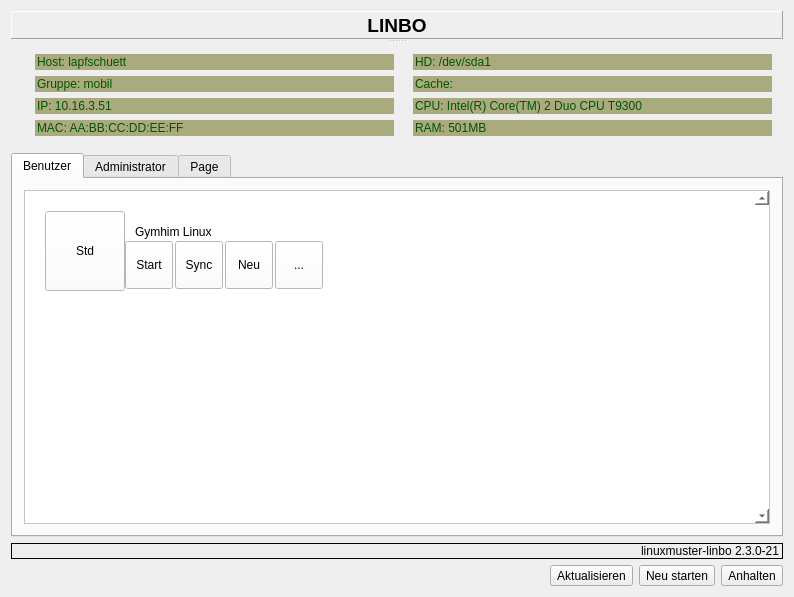
The window that linbo_gui/linboGUI.ui (linuxmuster/linuxmuster-linbo) describes before a commit, drawn with Qt 5.
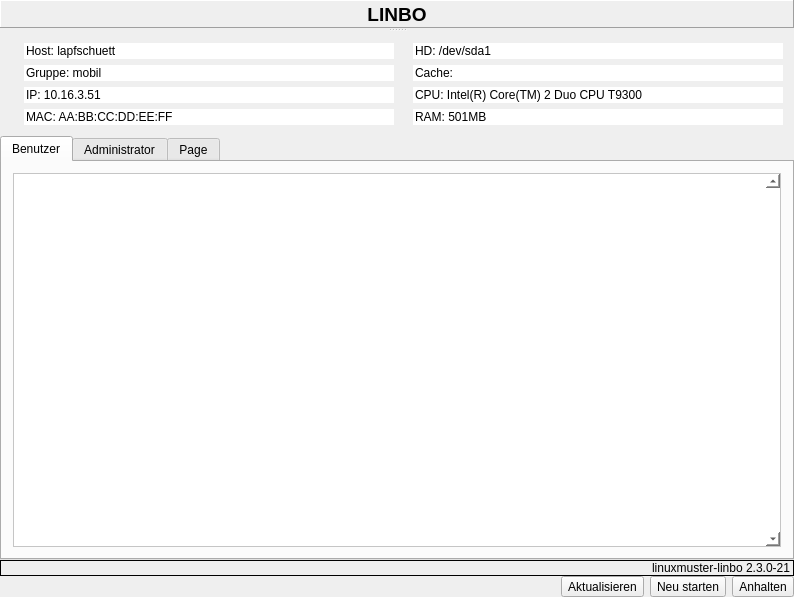
The same window after the commit. The open tabs and pages were chosen to show the change. Icons and pictures are not drawn.

Commit message: created custom widget LinboOSWidget

```diff
--- a/linbo_gui/linboGUI.ui
+++ b/linbo_gui/linboGUI.ui
@@ -26,6 +26,21 @@
    <bool>true</bool>
   </property>
   <layout class="QVBoxLayout" name="verticalLayout">
+   <property name="spacing">
+    <number>0</number>
+   </property>
+   <property name="leftMargin">
+    <number>0</number>
+   </property>
+   <property name="topMargin">
+    <number>0</number>
+   </property>
+   <property name="rightMargin">
+    <number>0</number>
+   </property>
+   <property name="bottomMargin">
+    <number>0</number>
+   </property>
    <item>
     <widget class="QSplitter" name="splitter">
      <property name="orientation">
@@ -84,8 +99,7 @@
             <bool>false</bool>
            </property>
            <property name="styleSheet">
-            <string notr="true">color: rgb(0, 85, 0);
-background-color: rgb(170, 170, 127);</string>
+            <string notr="true">color: rgb(0, 0, 0);</string>
            </property>
            <property name="text">
             <string>Host: lapfschuett</string>
@@ -100,9 +114,11 @@
            <property name="enabled">
             <bool>false</bool>
            </property>
+           <property name="autoFillBackground">
+            <bool>false</bool>
+           </property>
            <property name="styleSheet">
-            <string notr="true">color: rgb(0, 85, 0);
-background-color: rgb(170, 170, 127);</string>
+            <string notr="true">color: rgb(0, 0, 0);</string>
            </property>
            <property name="text">
             <string>Gruppe: mobil</string>
@@ -117,9 +133,11 @@
            <property name="enabled">
             <bool>false</bool>
            </property>
+           <property name="autoFillBackground">
+            <bool>false</bool>
+           </property>
            <property name="styleSheet">
-            <string notr="true">color: rgb(0, 85, 0);
-background-color: rgb(170, 170, 127);</string>
+            <string notr="true">color: rgb(0, 0, 0);</string>
            </property>
            <property name="text">
             <string>IP: 10.16.3.51</string>
@@ -134,9 +152,11 @@
            <property name="enabled">
             <bool>false</bool>
            </property>
+           <property name="autoFillBackground">
+            <bool>false</bool>
+           </property>
            <property name="styleSheet">
-            <string notr="true">color: rgb(0, 85, 0);
-background-color: rgb(170, 170, 127);</string>
+            <string notr="true">color: rgb(0, 0, 0);</string>
            </property>
            <property name="text">
             <string>MAC: AA:BB:CC:DD:EE:FF</string>
@@ -171,9 +191,11 @@
            <property name="enabled">
             <bool>false</bool>
            </property>
+           <property name="autoFillBackground">
+            <bool>false</bool>
+           </property>
            <property name="styleSheet">
-            <string notr="true">color: rgb(0, 85, 0);
-background-color: rgb(170, 170, 127);</string>
+            <string notr="true">color: rgb(0, 0, 0);</string>
            </property>
            <property name="text">
             <string>HD: /dev/sda1</string>
@@ -188,9 +210,11 @@
            <property name="enabled">
             <bool>false</bool>
            </property>
+           <property name="autoFillBackground">
+            <bool>false</bool>
+           </property>
            <property name="styleSheet">
-            <string notr="true">color: rgb(0, 85, 0);
-background-color: rgb(170, 170, 127);</string>
+            <string notr="true">color: rgb(0, 0, 0);</string>
            </property>
            <property name="text">
             <string>Cache: </string>
@@ -205,9 +229,11 @@
            <property name="enabled">
             <bool>false</bool>
            </property>
+           <property name="autoFillBackground">
+            <bool>false</bool>
+           </property>
            <property name="styleSheet">
-            <string notr="true">color: rgb(0, 85, 0);
-background-color: rgb(170, 170, 127);</string>
+            <string notr="true">color: rgb(0, 0, 0);</string>
            </property>
            <property name="text">
             <string>CPU: Intel(R) Core(TM) 2 Duo CPU T9300</string>
@@ -222,9 +248,11 @@
            <property name="enabled">
             <bool>false</bool>
            </property>
+           <property name="autoFillBackground">
+            <bool>false</bool>
+           </property>
            <property name="styleSheet">
-            <string notr="true">color: rgb(0, 85, 0);
-background-color: rgb(170, 170, 127);</string>
+            <string notr="true">color: rgb(0, 0, 0);</string>
            </property>
            <property name="text">
             <string>RAM: 501MB</string>
@@ -254,6 +282,9 @@
        <height>300</height>
       </size>
      </property>
+     <property name="autoFillBackground">
+      <bool>false</bool>
+     </property>
      <property name="tabShape">
       <enum>QTabWidget::Rounded</enum>
      </property>
@@ -270,6 +301,9 @@
         <verstretch>1</verstretch>
        </sizepolicy>
       </property>
+      <property name="autoFillBackground">
+       <bool>false</bool>
+      </property>
       <attribute name="title">
        <string>Benutzer</string>
       </attribute>
@@ -299,175 +333,10 @@
            <rect>
             <x>0</x>
             <y>0</y>
-            <width>738</width>
-            <height>283</height>
+            <width>750</width>
+            <height>313</height>
            </rect>
           </property>
-          <widget class="QWidget" name="widget" native="true">
-           <property name="geometry">
-            <rect>
-             <x>10</x>
-             <y>10</y>
-             <width>301</width>
-             <height>121</height>
-            </rect>
-           </property>
-           <widget class="QToolButton" name="standard1">
-            <property name="geometry">
-             <rect>
-              <x>10</x>
-              <y>10</y>
-              <width>80</width>
-              <height>80</height>
-             </rect>
-            </property>
-            <property name="sizePolicy">
-             <sizepolicy hsizetype="Fixed" vsizetype="Fixed">
-              <horstretch>0</horstretch>
-              <verstretch>0</verstretch>
-             </sizepolicy>
-            </property>
-            <property name="minimumSize">
-             <size>
-              <width>80</width>
-              <height>80</height>
-             </size>
-            </property>
-            <property name="text">
-             <string>Std</string>
-            </property>
-            <property name="icon">
-             <iconset resource="linbo_icons.qrc">
-              <normaloff>:/icons/default.png</normaloff>:/icons/default.png</iconset>
-            </property>
-            <property name="iconSize">
-             <size>
-              <width>64</width>
-              <height>64</height>
-             </size>
-            </property>
-           </widget>
-           <widget class="QLabel" name="name1">
-            <property name="geometry">
-             <rect>
-              <x>100</x>
-              <y>20</y>
-              <width>191</width>
-              <height>21</height>
-             </rect>
-            </property>
-            <property name="sizePolicy">
-             <sizepolicy hsizetype="Fixed" vsizetype="Fixed">
-              <horstretch>0</horstretch>
-              <verstretch>0</verstretch>
-             </sizepolicy>
-            </property>
-            <property name="styleSheet">
-             <string notr="true">font: 75 12pt &quot;Noto Sans&quot;;</string>
-            </property>
-            <property name="text">
-             <string>Gymhim Linux</string>
-            </property>
-           </widget>
-           <widget class="QToolButton" name="toolButton">
-            <property name="geometry">
-             <rect>
-              <x>240</x>
-              <y>40</y>
-              <width>48</width>
-              <height>48</height>
-             </rect>
-            </property>
-            <property name="text">
-             <string>...</string>
-            </property>
-            <property name="icon">
-             <iconset resource="linbo_icons.qrc">
-              <normaloff>:/icons/information-22x22.png</normaloff>:/icons/information-22x22.png</iconset>
-            </property>
-            <property name="iconSize">
-             <size>
-              <width>32</width>
-              <height>32</height>
-             </size>
-            </property>
-           </widget>
-           <widget class="QToolButton" name="start1">
-            <property name="geometry">
-             <rect>
-              <x>90</x>
-              <y>40</y>
-              <width>48</width>
-              <height>48</height>
-             </rect>
-            </property>
-            <property name="minimumSize">
-             <size>
-              <width>48</width>
-              <height>48</height>
-             </size>
-            </property>
-            <property name="text">
-             <string>Start</string>
-            </property>
-            <property name="icon">
-             <iconset resource="linbo_icons.qrc">
-              <normaloff>:/icons/start-22x22.png</normaloff>:/icons/start-22x22.png</iconset>
-            </property>
-            <property name="iconSize">
-             <size>
-              <width>32</width>
-              <height>32</height>
-             </size>
-            </property>
-           </widget>
-           <widget class="QToolButton" name="neu1">
-            <property name="geometry">
-             <rect>
-              <x>190</x>
-              <y>40</y>
-              <width>48</width>
-              <height>48</height>
-             </rect>
-            </property>
-            <property name="text">
-             <string>Neu</string>
-            </property>
-            <property name="icon">
-             <iconset resource="linbo_icons.qrc">
-              <normaloff>:/icons/new+start-22x22.png</normaloff>:/icons/new+start-22x22.png</iconset>
-            </property>
-            <property name="iconSize">
-             <size>
-              <width>32</width>
-              <height>32</height>
-             </size>
-            </property>
-           </widget>
-           <widget class="QToolButton" name="sync1">
-            <property name="geometry">
-             <rect>
-              <x>140</x>
-              <y>40</y>
-              <width>48</width>
-              <height>48</height>
-             </rect>
-            </property>
-            <property name="text">
-             <string>Sync</string>
-            </property>
-            <property name="icon">
-             <iconset resource="linbo_icons.qrc">
-              <normaloff>:/icons/sync+start-22x22.png</normaloff>:/icons/sync+start-22x22.png</iconset>
-            </property>
-            <property name="iconSize">
-             <size>
-              <width>32</width>
-              <height>32</height>
-             </size>
-            </property>
-           </widget>
-          </widget>
          </widget>
         </widget>
        </item>
```
Left out of the diff: 25 changed lines with no effect on the pictures. The commit also changes 15 other files.
